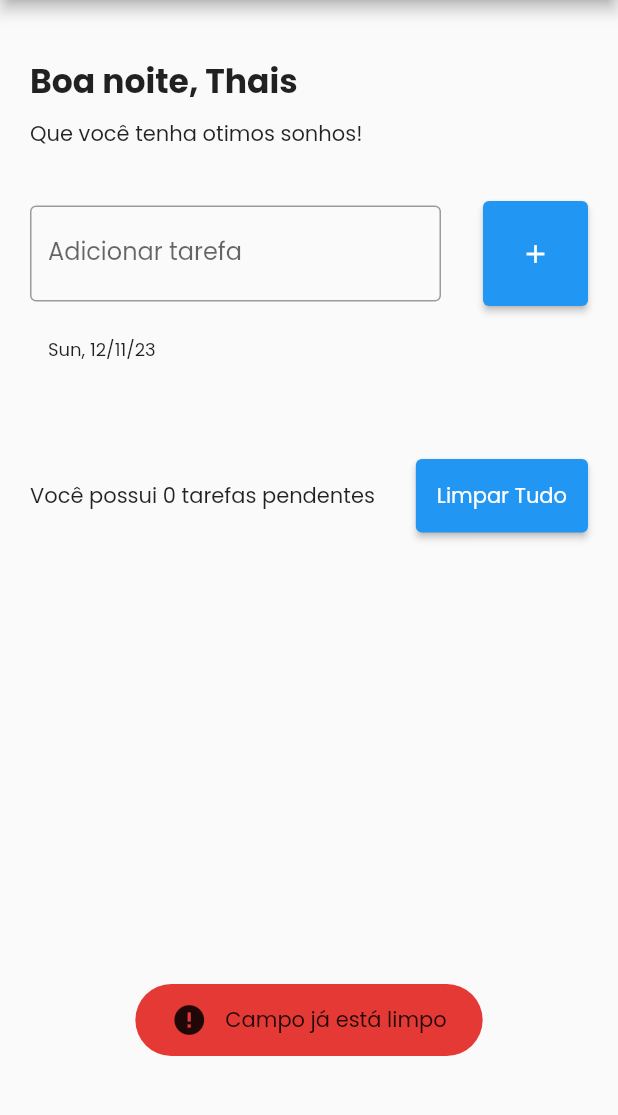
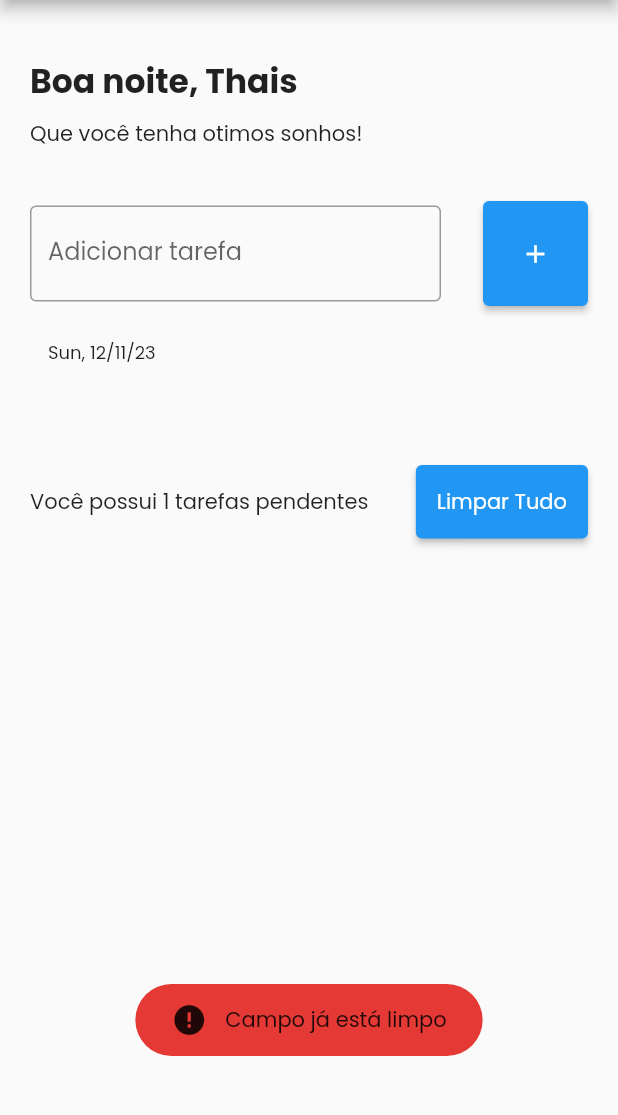
Before and after one commit to thaispaes/Todo_List_with_Flutter, a Flutter app: the screen it shows after launch, after a tap on the "add" icon, on a phone screen of 412 x 824 dp, the part 84-1199 px from its top. Run offline on Flutter 3.47's test engine with Material 2 defaults, Android fonts, the phone set to English and light mode, and no system bars; drawn by our look-alikes of flutter_slidable; our stand-ins replace fluttertoast; missing offline and left inert: dart:js.

Commit message:
Feat: inserindo a função remove

```diff
--- a/lib/views/home_page.dart
+++ b/lib/views/home_page.dart
@@ -170,9 +170,9 @@ class _HomePageState extends State<HomePage> {
       padding: const EdgeInsets.all(20),
       child: Row(
         children: [
-          const Expanded(
+           Expanded(
               child: Text(
-                'Você possui 0 tarefas pendentes'
+                'Você possui ${tarefas.length} tarefas pendentes'
               ),
           ),
           const SizedBox(width: 8),
@@ -227,4 +227,8 @@ class _HomePageState extends State<HomePage> {
 
   }
 
+  void deleteTaskInList () {
+
+  }
+
 }
--- a/lib/widgets/todo_list_item.dart
+++ b/lib/widgets/todo_list_item.dart
@@ -1,5 +1,10 @@
+import 'dart:js';
+
 import 'package:flutter/cupertino.dart';
+import 'package:flutter/material.dart';
 import 'package:intl/intl.dart';
+import 'package:flutter_slidable/flutter_slidable.dart';
+import 'package:todo_list/views/home_page.dart';
 
 Widget build (BuildContext context) {
     return todoListItem();
@@ -9,10 +14,28 @@ Widget todoListItem({String? tarefa}) {
   DateTime now = DateTime.now();
   String diaAtual = DateFormat('EEE, dd/MM/yy').format(now);
 
-  return Container(
+  return Slidable(
+    endActionPane: ActionPane(
+      motion: const ScrollMotion(),
+      extentRatio: 0.25,
+      children: [
+       SlidableAction(
+          label: 'Delete',
+           backgroundColor: Colors.red,
+           icon: Icons.delete,
+           onPressed: (context){},
+       )
+      ],
+    ),
+    child:  Container(
+      /*decoration: BoxDecoration(
+          borderRadius: BorderRadius.circular(4),
+          color: Colors.grey[200]
+      ),*/
+      margin: const EdgeInsets.symmetric(vertical: 2), //Separa os elementos da lista
       padding: const EdgeInsets.all(16),
       child: Column(
-      crossAxisAlignment: CrossAxisAlignment.start,
+        crossAxisAlignment: CrossAxisAlignment.stretch,
         children: [
           Text(
               diaAtual,
@@ -28,5 +51,6 @@ Widget todoListItem({String? tarefa}) {
           ),
         ],
       ),
+    ),
   );
 }
--- a/pubspec.yaml
+++ b/pubspec.yaml
@@ -13,6 +13,7 @@ dependencies:
 
   cupertino_icons: ^1.0.2
   intl: ^0.18.1
+  flutter_slidable: ^2.0.0
 
 dev_dependencies:
   flutter_test:
```
Also changed, not shown: pubspec.lock. Lines whose indentation alone changed are shown as unchanged.
